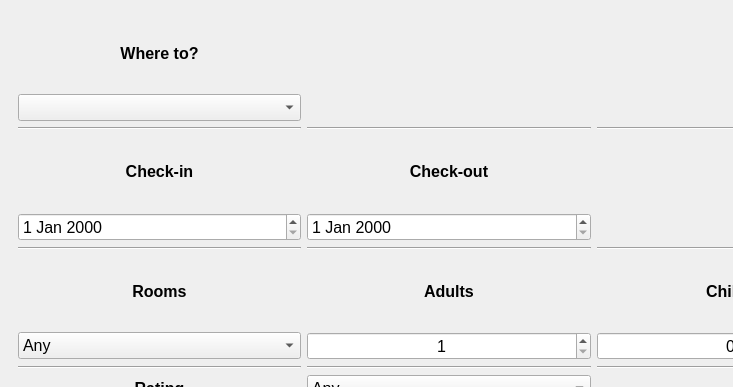
The window that Front/form.ui (veeyslaw/hotelDB) describes before a commit, drawn with Qt 5; both pictures show x 0 to 733 and y 0 to 387 of the 898 by 600 pixel window.
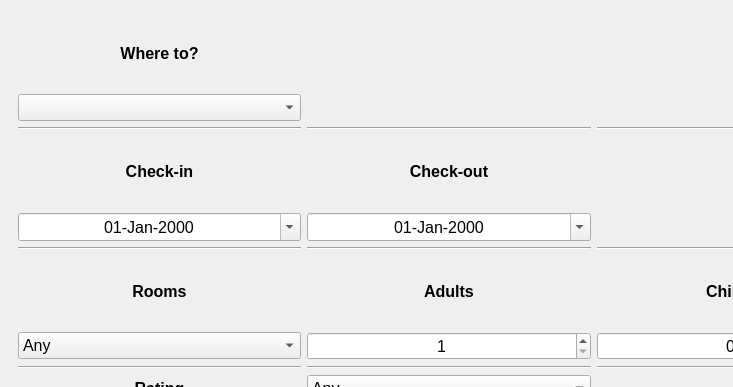
The same window after the commit. The open tabs and pages were chosen to show the change.

Commit message: Enable calendar pop-up. Finishbook_page

What changed in the file:
```diff
--- a/Front/form.ui
+++ b/Front/form.ui
@@ -110,7 +110,17 @@
          </widget>
         </item>
         <item row="4" column="0">
-         <widget class="QDateEdit" name="check_in_date_edit"/>
+         <widget class="QDateEdit" name="check_in_date_edit">
+          <property name="alignment">
+           <set>Qt::AlignCenter</set>
+          </property>
+          <property name="displayFormat">
+           <string>dd-MMM-yyyy</string>
+          </property>
+          <property name="calendarPopup">
+           <bool>true</bool>
+          </property>
+         </widget>
         </item>
         <item row="8" column="0">
          <widget class="Line" name="line_7">
@@ -314,7 +324,17 @@
          </widget>
         </item>
         <item row="4" column="1">
-         <widget class="QDateEdit" name="check_out_date_edit"/>
+         <widget class="QDateEdit" name="check_out_date_edit">
+          <property name="alignment">
+           <set>Qt::AlignCenter</set>
+          </property>
+          <property name="displayFormat">
+           <string>dd-MMM-yyyy</string>
+          </property>
+          <property name="calendarPopup">
+           <bool>true</bool>
+          </property>
+         </widget>
         </item>
         <item row="13" column="2">
          <widget class="Line" name="line_12">
```
The commit also changes 2 other files.
